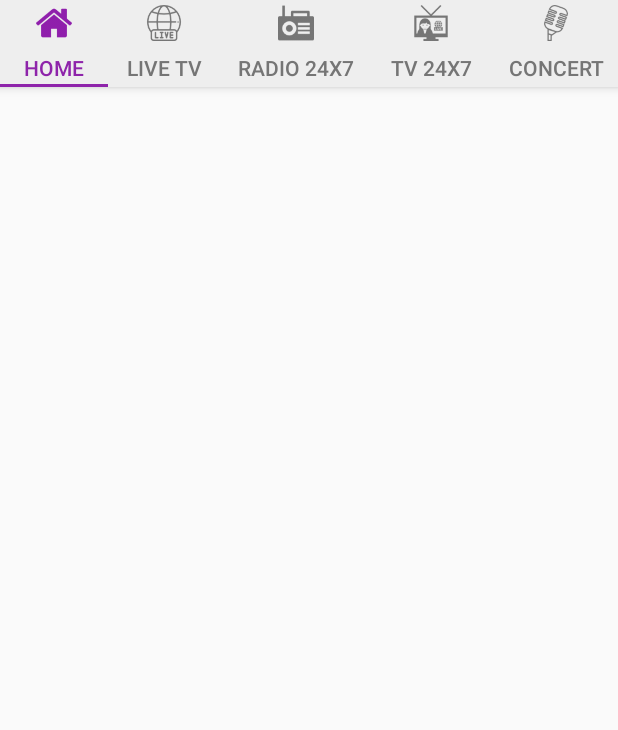
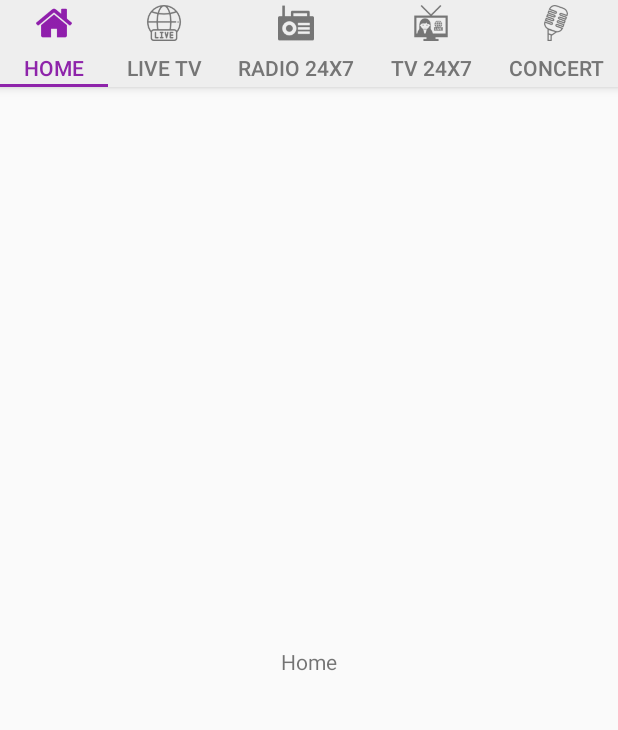
Before and after one commit to rahulkrishnan221/Ejoytv, an Android app: the screen it shows after launch (MainActivity), on a phone screen of 412 x 824 dp, the part 60-790 px from its top. Run offline under Robolectric (Android 15) with nearby library versions, the phone set to English and light mode, and no system bars.

Commit message:
Crash fix

```diff
--- a/app/src/main/res/layout/activity_home.xml
+++ b/app/src/main/res/layout/activity_home.xml
@@ -1,33 +1,14 @@
 <?xml version="1.0" encoding="utf-8"?>
-    <layout>
-        <LinearLayout xmlns:android="http://schemas.android.com/apk/res/android"
-            xmlns:app="http://schemas.android.com/apk/res-auto"
-            xmlns:tools="http://schemas.android.com/tools"
-            android:layout_width="match_parent"
-            android:layout_height="match_parent"
-            tools:context="com.priwil.ejoytv.MainActivity"
-            android:orientation="vertical">
-            <RelativeLayout
-                android:layout_width="wrap_content"
-                android:layout_height="wrap_content">
-                <android.support.v4.view.ViewPager
-                    android:layout_height="180dp"
-                    android:layout_width="match_parent"
-                    android:id="@+id/viewPager">
+<RelativeLayout
+    xmlns:android="http://schemas.android.com/apk/res/android" android:layout_width="match_parent"
+    android:layout_height="match_parent">
 
-                </android.support.v4.view.ViewPager>
 
-                <LinearLayout
-                    android:id="@+id/SliderDots"
-                    android:layout_width="match_parent"
-                    android:layout_height="wrap_content"
-                    android:layout_marginTop="160dp"
-                    android:gravity="center"
-                    android:orientation="horizontal">
-
-                </LinearLayout>
-
-            </RelativeLayout>
-
-        </LinearLayout>
-    </layout>
+    <TextView
+        android:id="@+id/textView1"
+        android:layout_width="wrap_content"
+        android:layout_height="wrap_content"
+        android:layout_centerHorizontal="true"
+        android:layout_centerVertical="true"
+        android:text="Home" />
+</RelativeLayout>
```
